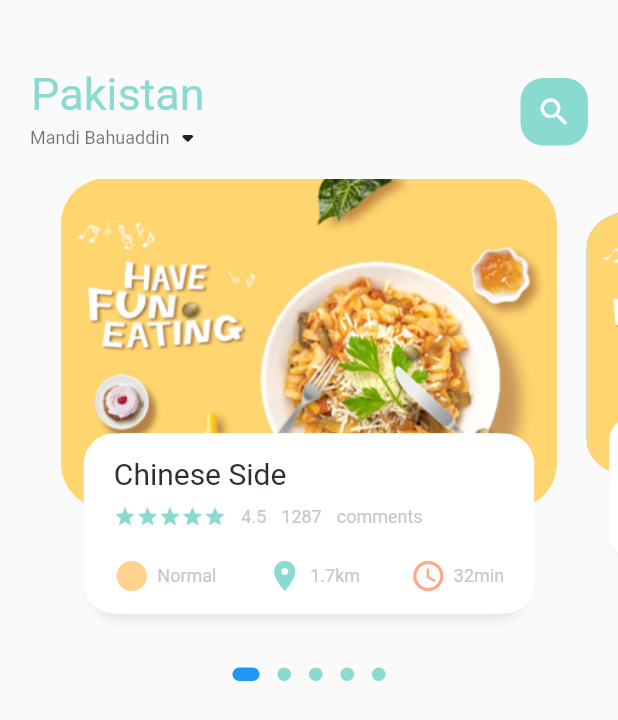
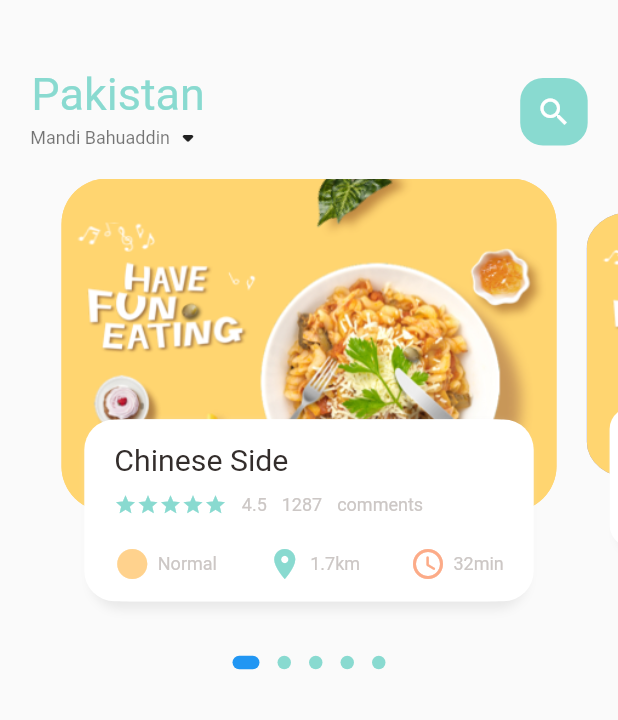
Before and after one commit to FaiqaShabbir/e_commerce_app, a Flutter app: the screen it shows after launch, on a phone screen of 412 x 824 dp. Shown: the top 720 px of the screen. Run offline on Flutter 3.47's test engine with Material 2 defaults, Android fonts, the phone set to English and light mode, and no system bars; drawn by our look-alikes of dots_indicator; our stand-ins replace get.

Commit message:
Faiqa Shabbir

```diff
--- a/lib/home/food_page_body.dart
+++ b/lib/home/food_page_body.dart
@@ -1,5 +1,6 @@
 import 'package:dots_indicator/dots_indicator.dart';
 import 'package:e_commerce_app/utils/colors.dart';
+import 'package:e_commerce_app/utils/dimensions.dart';
 import 'package:e_commerce_app/widgets/big_text.dart';
 import 'package:e_commerce_app/widgets/small_text.dart';
 import 'package:flutter/material.dart';
@@ -16,8 +17,8 @@ class FoodPageBody extends StatefulWidget {
 class _FoodPageBodyState extends State<FoodPageBody> {
   PageController pageController = PageController(viewportFraction: 0.85);
   var _currentPageValue = 0.0;
-  var _scaleFactor = 0.8;
-  double _height = 220;
+  final _scaleFactor = 0.8;
+  final double _height = Dimensions.pageViewContainer;
 
   @override
   void initState() {
@@ -40,7 +41,7 @@ class _FoodPageBodyState extends State<FoodPageBody> {
     return Column(
       children: [
         Container(
-          height: 320,
+          height: Dimensions.pageView,
           child: PageView.builder(
               controller: pageController,
               itemCount: 5,
@@ -94,10 +95,11 @@ class _FoodPageBodyState extends State<FoodPageBody> {
       child: Stack(
         children: [
           Container(
-            height: 220,
-            margin: const EdgeInsets.only(left: 10, right: 10),
+            height: Dimensions.pageViewContainer,
+            margin: EdgeInsets.only(
+                left: Dimensions.width10, right: Dimensions.width10),
             decoration: BoxDecoration(
-                borderRadius: BorderRadius.circular(30),
+                borderRadius: BorderRadius.circular(Dimensions.radius30),
                 color: index.isEven
                     ? const Color(0xFFffd379)
                     : const Color(0xFF9294cc),
@@ -108,10 +110,13 @@ class _FoodPageBodyState extends State<FoodPageBody> {
           Align(
               alignment: Alignment.bottomCenter,
               child: Container(
-                height: 120,
-                margin: const EdgeInsets.only(left: 30, right: 30, bottom: 30),
+                height: Dimensions.pageViewTextContainer,
+                margin: EdgeInsets.only(
+                    left: Dimensions.width30,
+                    right: Dimensions.width30,
+                    bottom: Dimensions.height30),
                 decoration: BoxDecoration(
-                    borderRadius: BorderRadius.circular(20),
+                    borderRadius: BorderRadius.circular(Dimensions.radius20),
                     color: Colors.white,
                     boxShadow: const [
                       BoxShadow(
@@ -122,13 +127,14 @@ class _FoodPageBodyState extends State<FoodPageBody> {
                       BoxShadow(color: Colors.white, offset: Offset(5, 0))
                     ]),
                 child: Container(
-                  padding: const EdgeInsets.only(top: 15, left: 15, right: 15),
+                  padding: EdgeInsets.only(
+                      top: Dimensions.height15, left: 15, right: 15),
                   child: Column(
                     crossAxisAlignment: CrossAxisAlignment.start,
                     children: [
                       BigText(text: "Chinese Side"),
-                      const SizedBox(
-                        height: 10,
+                      SizedBox(
+                        height: Dimensions.height10,
                       ),
                       Row(
                         children: [
@@ -154,8 +160,8 @@ class _FoodPageBodyState extends State<FoodPageBody> {
                           SmallText(text: "comments")
                         ],
                       ),
-                      const SizedBox(
-                        height: 20,
+                      SizedBox(
+                        height: Dimensions.height20,
                       ),
                       Row(
                         mainAxisAlignment: MainAxisAlignment.spaceBetween,
--- a/lib/home/main_food_page.dart
+++ b/lib/home/main_food_page.dart
@@ -1,3 +1,4 @@
+import 'package:e_commerce_app/utils/dimensions.dart';
 import 'package:flutter/material.dart';
 
 import '../utils/colors.dart';
@@ -15,6 +16,8 @@ class MainFoodPage extends StatefulWidget {
 class _MainFoodPageState extends State<MainFoodPage> {
   @override
   Widget build(BuildContext context) {
+    // ignore: avoid_print
+    print("Current height is ${MediaQuery.of(context).size.height}");
     return Scaffold(
         body: Column(
       children: [
@@ -23,7 +26,8 @@ class _MainFoodPageState extends State<MainFoodPage> {
         Container(
           child: Container(
             margin: const EdgeInsets.only(top: 45, bottom: 15),
-            padding: const EdgeInsets.only(left: 20, right: 20),
+            padding: EdgeInsets.only(
+                left: Dimensions.width20, right: Dimensions.width20),
             child: Row(
               mainAxisAlignment: MainAxisAlignment.spaceBetween,
               children: [
@@ -49,7 +53,7 @@ class _MainFoodPageState extends State<MainFoodPage> {
                   height: 45,
                   width: 45,
                   decoration: BoxDecoration(
-                    borderRadius: BorderRadius.circular(15),
+                    borderRadius: BorderRadius.circular(Dimensions.radius15),
                     color: AppColors.mainColor,
                   ),
                   child: const Icon(
--- a/lib/main.dart
+++ b/lib/main.dart
@@ -1,5 +1,6 @@
 import 'package:e_commerce_app/home/main_food_page.dart';
 import 'package:flutter/material.dart';
+import 'package:get/get_navigation/src/root/get_material_app.dart';
 
 void main() {
   runApp(const MyApp());
@@ -11,7 +12,7 @@ class MyApp extends StatelessWidget {
   // This widget is the root of your application.
   @override
   Widget build(BuildContext context) {
-    return MaterialApp(
+    return GetMaterialApp(
       debugShowCheckedModeBanner: false,
       title: 'Flutter Demo',
       theme: ThemeData(
--- /dev/null
+++ b/lib/utils/dimensions.dart
@@ -0,0 +1,27 @@
+import 'package:get/get.dart';
+
+class Dimensions {
+  static double screenHeight = Get.context!.height;
+  static double screenWidth = Get.context!.width;
+
+  static double pageView = screenHeight / 2.64;
+  static double pageViewContainer = screenHeight / 3.71;
+  static double pageViewTextContainer = screenHeight / 6.8;
+
+  //dynamic height
+  static double height10 = screenHeight / 81.6;
+  static double height20 = screenHeight / 40.8;
+  static double height15 = screenHeight / 54.5;
+  static double height30 = screenHeight / 27.2;
+
+  //dynamic width padding and margin
+  static double width10 = screenHeight / 81.6;
+  static double width20 = screenHeight / 40.8;
+  static double width15 = screenHeight / 54.5;
+  static double width30 = screenHeight / 27.2;
+
+  static double font20 = screenHeight / 40.8;
+  static double radius20 = screenHeight / 40.8;
+  static double radius30 = screenHeight / 27.2;
+  static double radius15 = screenHeight / 54.5;
+}
--- a/lib/widgets/big_text.dart
+++ b/lib/widgets/big_text.dart
@@ -1,3 +1,4 @@
+import 'package:e_commerce_app/utils/dimensions.dart';
 import 'package:flutter/cupertino.dart';
 
 class BigText extends StatelessWidget {
@@ -10,7 +11,7 @@ class BigText extends StatelessWidget {
       this.color = const Color(0xFF332d2b),
       required this.text,
       this.overflow = TextOverflow.ellipsis,
-      this.size = 20});
+      this.size = 0});
 
   @override
   Widget build(BuildContext context) {
@@ -22,7 +23,7 @@ class BigText extends StatelessWidget {
           fontFamily: 'Roboto',
           color: color,
           fontWeight: FontWeight.w400,
-          fontSize: size),
+          fontSize: size == 0 ? Dimensions.font20 : size),
     );
   }
 }
--- a/pubspec.yaml
+++ b/pubspec.yaml
@@ -32,6 +32,7 @@ dependencies:
   flutter:
     sdk: flutter
   dots_indicator: ^2.1.0
+  get:
 
 
   # The following adds the Cupertino Icons font to your application.
```
Also changed, not shown: pubspec.lock.
